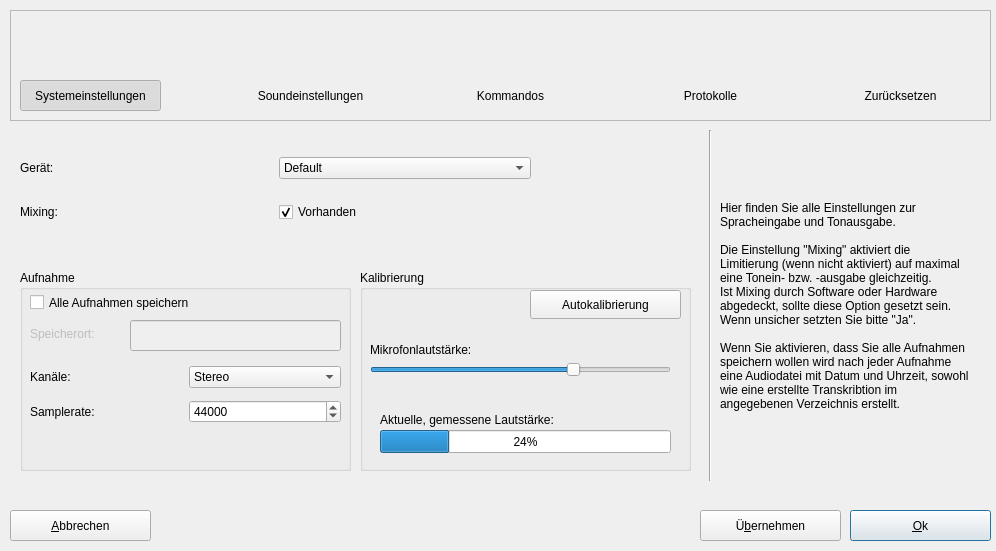
The window that ui/settings.ui (KDE/simon) describes before a commit, drawn with Qt 5.
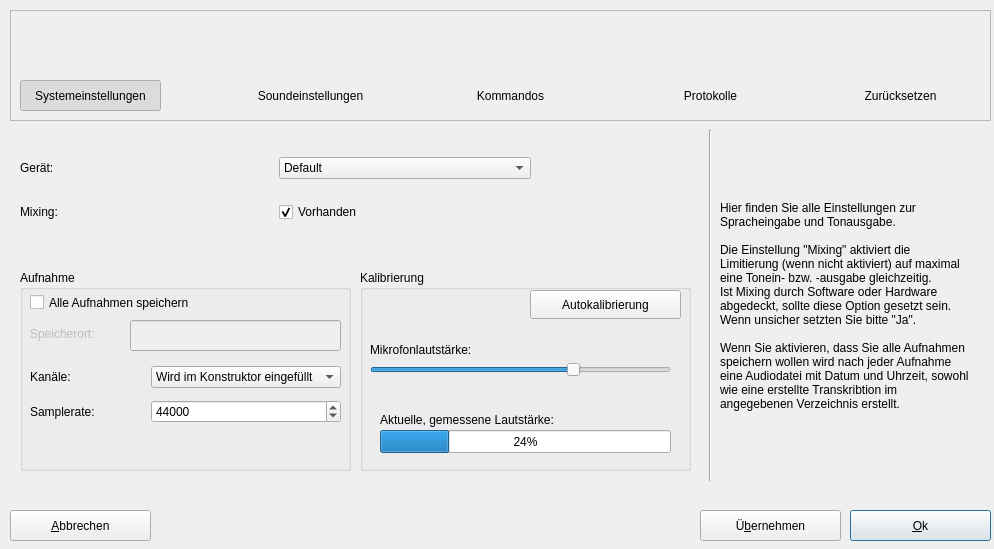
The same window after the commit. The open tabs and pages were chosen to show the change. Icons and pictures are not drawn.

The edit to the form file:
```diff
--- a/ui/settings.ui
+++ b/ui/settings.ui
@@ -5,8 +5,8 @@
    <rect>
     <x>0</x>
     <y>0</y>
-    <width>996</width>
-    <height>551</height>
+    <width>994</width>
+    <height>549</height>
    </rect>
   </property>
   <property name="windowTitle" >
@@ -1226,16 +1226,11 @@
        <item row="0" column="1" >
         <widget class="QComboBox" name="cbChannels" >
          <property name="currentIndex" >
-          <number>1</number>
+          <number>0</number>
          </property>
          <item>
           <property name="text" >
-           <string>Mono</string>
-          </property>
-         </item>
-         <item>
-          <property name="text" >
-           <string>Stereo</string>
+           <string>Wird im Konstruktor eingefüllt</string>
           </property>
          </item>
         </widget>
```
Left out of the diff: 348 changed lines with no effect on the pictures.
